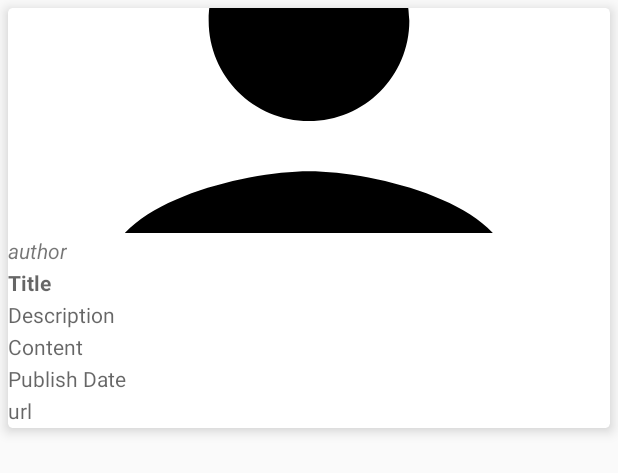
After one commit to tausifabir/NewsViewsV2, an Android app: the layout activity_news_item.xml on its own in the app's theme, with its tools: preview values and no code run, on a phone screen of 412 x 824 dp. The commit adds this screen. Shown: the top 473 px of the screen. Run offline under Robolectric (Android 15) with nearby library versions, the phone set to English and light mode, and no system bars.

```diff
--- a/app/src/main/java/com/example/newsviewsv2/MainActivity.java
+++ b/app/src/main/java/com/example/newsviewsv2/MainActivity.java
@@ -12,6 +12,7 @@ import android.util.Log;
 import android.view.Menu;
 import android.view.MenuInflater;
 import android.view.MenuItem;
+import android.view.View;
 import android.widget.Toast;
 
 import com.example.newsviewsv2.Adapter.NewsAdapter;
@@ -70,6 +71,9 @@ public class MainActivity extends AppCompatActivity implements NavigationView.On
                             recyclerView.setAdapter(newsAdapter);
                             Toast.makeText(MainActivity.this, ""+newsResponse.getTotalResults(), Toast.LENGTH_SHORT).show();
 
+
+
+
                         }
                     }
 
--- a/app/src/main/java/com/example/newsviewsv2/NewsApi/NewsService.java
+++ b/app/src/main/java/com/example/newsviewsv2/NewsApi/NewsService.java
@@ -5,6 +5,6 @@ import retrofit2.http.GET;
 
 public interface NewsService {
 
-   @GET("v2/everything?q=bitcoin&from=2020-01-16&sortBy=publishedAt&apiKey=bb6f8c3519e74813b3b09d038f8ac9dd")
+   @GET("v2/everything?q=bitcoin&from=2020-01-17&sortBy=publishedAt&apiKey=3975ff42898248e6a533247d5af693cb")
     Call<NewsResponse> getNewsResponse();
 }
--- /dev/null
+++ b/app/src/main/res/layout/activity_news_item.xml
@@ -0,0 +1,79 @@
+<?xml version="1.0" encoding="utf-8"?>
+<androidx.cardview.widget.CardView xmlns:android="http://schemas.android.com/apk/res/android"
+    android:layout_width="match_parent"
+    android:layout_height="wrap_content"
+    xmlns:app="http://schemas.android.com/apk/res-auto"
+    xmlns:tools="http://schemas.android.com/tools"
+    app:cardCornerRadius="3dp"
+    app:cardElevation="5dp"
+    android:layout_margin="5dp"
+    android:outlineAmbientShadowColor="@color/colorBatman">
+
+    <LinearLayout
+        android:layout_width="match_parent"
+        android:layout_height="match_parent"
+        android:orientation="vertical">
+
+
+        <ImageView
+            android:id="@+id/imageurlID"
+            android:layout_width="match_parent"
+            android:layout_height="150dp"
+            android:scaleType="centerCrop"
+            android:src="@drawable/ic_person_black_24dp"
+            />
+        <TextView
+            android:id="@+id/authorID"
+            android:layout_width="wrap_content"
+            android:layout_height="wrap_content"
+            android:layout_marginTop="2dp"
+            android:textStyle="italic"
+            tools:text="author" />
+
+        <TextView
+            android:id="@+id/titleID"
+            android:layout_width="wrap_content"
+            android:layout_height="wrap_content"
+            android:layout_marginTop="2dp"
+            android:hint="Title"
+            android:textStyle="bold"
+            />
+
+        <TextView
+            android:id="@+id/descriptionID"
+            android:layout_width="wrap_content"
+            android:layout_height="wrap_content"
+            android:layout_marginTop="2dp"
+            android:hint="Description"
+            />
+
+        <TextView
+            android:id="@+id/contentID"
+            android:layout_width="wrap_content"
+            android:layout_height="wrap_content"
+            android:layout_marginTop="2dp"
+            android:hint="Content"
+            />
+
+        <TextView
+            android:id="@+id/publishDateID"
+            android:layout_width="wrap_content"
+            android:layout_height="wrap_content"
+            android:layout_marginTop="2dp"
+            android:hint="Publish Date"
+            />
+
+        <TextView
+            android:id="@+id/urlID"
+            android:layout_width="wrap_content"
+            android:layout_height="wrap_content"
+            android:layout_marginTop="2dp"
+            android:layout_marginBottom="2dp"
+            android:hint="url"
+            />
+
+
+
+    </LinearLayout>
+
+</androidx.cardview.widget.CardView>
```
Also changed, not shown: app/src/main/AndroidManifest.xml (+11 -12 lines), app/src/main/java/com/example/newsviewsv2/Adapter/NewsAdapter.java (+28 -1 lines), app/src/main/java/com/example/newsviewsv2/NewsItem.java (added, +54 -0 lines).
